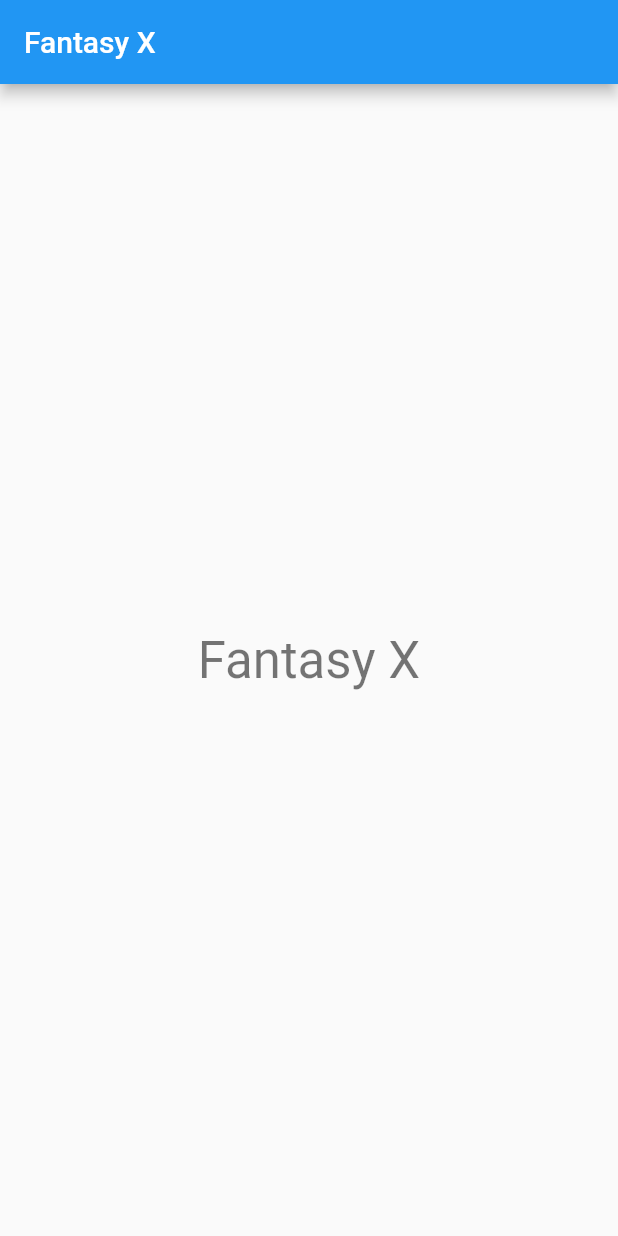
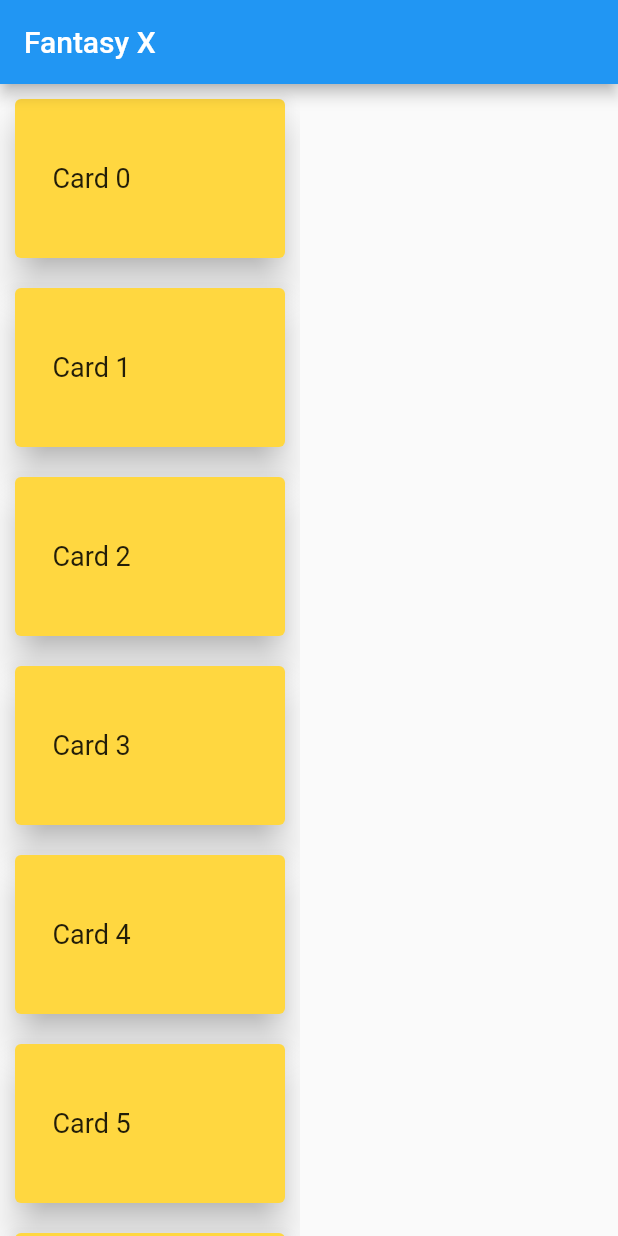
Before and after one commit to kydculx/fantasyx, a Flutter app: the screen it shows after launch, on a phone screen of 412 x 824 dp. Run offline on Flutter 3.47's test engine with Material 2 defaults, Android fonts, the phone set to English and light mode, and no system bars.

Commit message:
드래그 리스트 테스트

```diff
--- a/lib/main.dart
+++ b/lib/main.dart
@@ -1,3 +1,4 @@
+import 'package:flutter/gestures.dart';
 import 'package:flutter/material.dart';
 
 void main() {
@@ -30,23 +31,50 @@ class MyHomePage extends StatefulWidget {
 }
 
 class _MyHomePageState extends State<MyHomePage> {
+  final List<String> _products =
+      List.generate(10, (index) => "Card ${index.toString()}");
+
   @override
   Widget build(BuildContext context) {
     return Scaffold(
       appBar: AppBar(
         title: Text(widget.title),
       ),
-      body: Center(
-        child: Column(
-          mainAxisAlignment: MainAxisAlignment.center,
-          children: <Widget>[
-            Text(
-              'Fantasy X',
-              style: Theme.of(context).textTheme.headline4,
+      body: SizedBox(width: 200, child: renderList()),
+    );
+  }
+
+  Widget renderList() {
+    return ReorderableListView.builder(
+      itemCount: _products.length,
+      itemBuilder: (context, index) {
+        final String productName = _products[index];
+
+        return Card(
+          key: ValueKey(productName),
+          color: Colors.amberAccent,
+          elevation: 10,
+          margin: const EdgeInsets.all(10),
+          child: ListTile(
+            contentPadding: const EdgeInsets.all(25),
+            title: Text(
+              productName,
+              style: const TextStyle(fontSize: 18),
             ),
-          ],
-        ),
-      ),
+            // trailing: const Icon(Icons.drag_handle),
+            onTap: () {},
+          ),
+        );
+      },
+      onReorder: (oldIndex, newIndex) {
+        setState(() {
+          if (newIndex > oldIndex) {
+            newIndex = newIndex - 1;
+          }
+          final element = _products.removeAt(oldIndex);
+          _products.insert(newIndex, element);
+        });
+      },
     );
   }
 }
```
